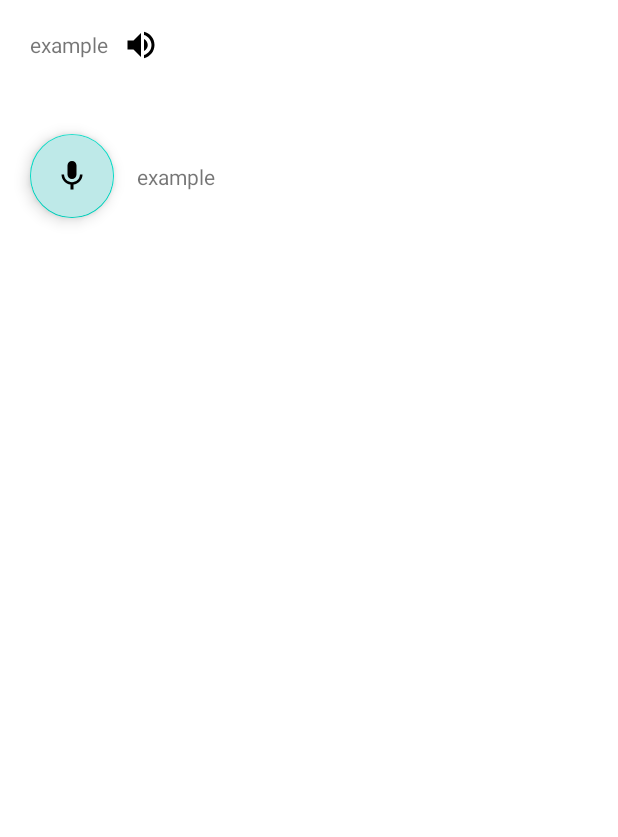
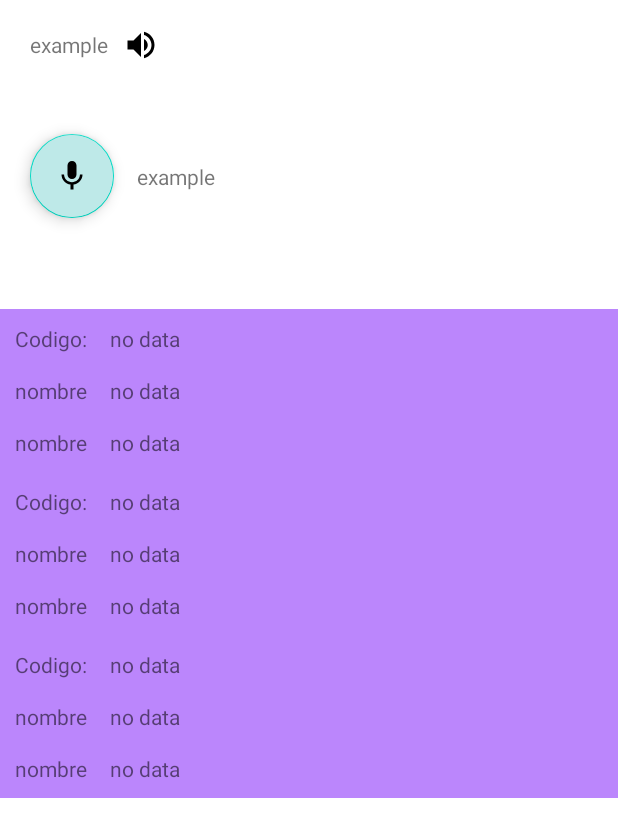
Before and after one commit to aggus011/Pruebas, an Android app: the layout fragment_home.xml on its own in the app's theme, with its tools: preview values and no code run, on a phone screen of 412 x 824 dp. Shown: the top 837 px of the screen. Run offline under Robolectric (Android 15) with nearby library versions, the phone set to English and light mode, and no system bars.

```diff
--- a/app/src/main/AndroidManifest.xml
+++ b/app/src/main/AndroidManifest.xml
@@ -1,7 +1,7 @@
 <?xml version="1.0" encoding="utf-8"?>
 <manifest xmlns:android="http://schemas.android.com/apk/res/android"
     xmlns:tools="http://schemas.android.com/tools"
-    package="ar.edu.unalm.pruebaspeechtotext">
+    package="ar.edu.unalm.pruebas">
 
     <uses-permission android:name="android.permission.INTERNET" />
     <application
@@ -15,7 +15,7 @@
         android:theme="@style/Theme.PruebaSpeechToText"
         tools:targetApi="31">
         <activity
-            android:name=".MainActivity"
+            android:name="ar.edu.unalm.pruebas.MainActivity"
             android:exported="true">
             <intent-filter>
                 <action android:name="android.intent.action.MAIN" />
--- a/app/src/main/java/ar/edu/unalm/pruebaspeechtotext/MainActivity.kt
+++ b/app/src/main/java/ar/edu/unalm/pruebas/MainActivity.kt
@@ -1,8 +1,8 @@
-package ar.edu.unalm.pruebaspeechtotext
+package ar.edu.unalm.pruebas
 
 import androidx.appcompat.app.AppCompatActivity
 import android.os.Bundle
-import ar.edu.unalm.pruebaspeechtotext.R
+import ar.edu.unalm.pruebas.R
 
 class MainActivity : AppCompatActivity() {
     override fun onCreate(savedInstanceState: Bundle?) {
--- a/app/src/main/java/ar/edu/unalm/pruebaspeechtotext/entities/Language.kt
+++ b/app/src/main/java/ar/edu/unalm/pruebas/entities/Language.kt
@@ -1,4 +1,4 @@
-package ar.edu.unalm.pruebaspeechtotext.entities
+package ar.edu.unalm.pruebas.entities
 
 data class Language(
     val language_id: Int,
--- a/app/src/main/java/ar/edu/unalm/pruebaspeechtotext/room/network/ApiService.kt
+++ b/app/src/main/java/ar/edu/unalm/pruebas/room/network/ApiService.kt
@@ -1,6 +1,6 @@
-package ar.edu.unalm.pruebaspeechtotext.room.network
+package ar.edu.unalm.pruebas.room.network
 
-import ar.edu.unalm.pruebaspeechtotext.entities.Language
+import ar.edu.unalm.pruebas.entities.Language
 import retrofit2.Response
 import retrofit2.http.GET
 
--- a/app/src/main/java/ar/edu/unalm/pruebaspeechtotext/room/network/Constants.kt
+++ b/app/src/main/java/ar/edu/unalm/pruebas/room/network/Constants.kt
@@ -1,3 +1,3 @@
-package ar.edu.unalm.pruebaspeechtotext.room.network
+package ar.edu.unalm.pruebas.room.network
 
 internal val API_KEY = "20230418130730-fQaj7AdeKhp-67524"
--- a/app/src/main/java/ar/edu/unalm/pruebaspeechtotext/room/network/FluentAPI.kt
+++ b/app/src/main/java/ar/edu/unalm/pruebas/room/network/FluentAPI.kt
@@ -1,4 +1,4 @@
-package ar.edu.unalm.pruebaspeechtotext.room.network
+package ar.edu.unalm.pruebas.room.network
 
 import okhttp3.OkHttpClient
 import retrofit2.Retrofit
--- a/app/src/main/java/ar/edu/unalm/pruebaspeechtotext/room/network/KeyInterceptor.kt
+++ b/app/src/main/java/ar/edu/unalm/pruebas/room/network/KeyInterceptor.kt
@@ -1,4 +1,4 @@
-package ar.edu.unalm.pruebaspeechtotext.room.network
+package ar.edu.unalm.pruebas.room.network
 
 import okhttp3.Interceptor
 import okhttp3.Response
--- a/app/src/main/java/ar/edu/unalm/pruebaspeechtotext/room/repository/LanguageRepository.kt
+++ b/app/src/main/java/ar/edu/unalm/pruebas/room/repository/LanguageRepository.kt
@@ -1,7 +1,7 @@
-package ar.edu.unalm.pruebaspeechtotext.room.repository
+package ar.edu.unalm.pruebas.room.repository
 
-import ar.edu.unalm.pruebaspeechtotext.entities.Language
-import ar.edu.unalm.pruebaspeechtotext.room.network.FluentAPI
+import ar.edu.unalm.pruebas.entities.Language
+import ar.edu.unalm.pruebas.room.network.FluentAPI
 import javax.inject.Inject
 
 class LanguageRepository @Inject constructor() {
--- a/app/src/main/java/ar/edu/unalm/pruebaspeechtotext/room/viewmodel/LanguageViewModel.kt
+++ b/app/src/main/java/ar/edu/unalm/pruebas/room/viewmodel/LanguageViewModel.kt
@@ -1,10 +1,10 @@
-package ar.edu.unalm.pruebaspeechtotext.room.viewmodel
+package ar.edu.unalm.pruebas.room.viewmodel
 
 import android.util.Log
 import androidx.lifecycle.MutableLiveData
 import androidx.lifecycle.ViewModel
-import ar.edu.unalm.pruebaspeechtotext.entities.Language
-import ar.edu.unalm.pruebaspeechtotext.room.repository.LanguageRepository
+import ar.edu.unalm.pruebas.entities.Language
+import ar.edu.unalm.pruebas.room.repository.LanguageRepository
 import kotlinx.coroutines.CoroutineScope
 import kotlinx.coroutines.Dispatchers
 import kotlinx.coroutines.launch
--- a/app/src/main/res/layout/fragment_home.xml
+++ b/app/src/main/res/layout/fragment_home.xml
@@ -52,12 +52,15 @@
 
     <androidx.recyclerview.widget.RecyclerView
         android:id="@+id/language_rv"
-        android:layout_width="wrap_content"
+        android:layout_width="match_parent"
         android:layout_height="wrap_content"
         android:layout_marginTop="50dp"
+        app:layout_constraintBottom_toBottomOf="parent"
+        app:layout_constraintEnd_toEndOf="parent"
+        app:layout_constraintHorizontal_bias="0.0"
+        app:layout_constraintStart_toStartOf="parent"
         app:layout_constraintTop_toBottomOf="@id/microphoneButton"
-        app:layout_constraintBottom_toBottomOf="parent"
-        app:layout_constraintStart_toStartOf="parent"
-        app:layout_constraintEnd_toEndOf="parent"/>
+        app:layout_constraintVertical_bias="0.035"
+        tools:listitem="@layout/item_language" />
 
 </androidx.constraintlayout.widget.ConstraintLayout>
--- /dev/null
+++ b/app/src/main/res/layout/item_language.xml
@@ -0,0 +1,64 @@
+<?xml version="1.0" encoding="utf-8"?>
+<androidx.constraintlayout.widget.ConstraintLayout xmlns:android="http://schemas.android.com/apk/res/android"
+    android:layout_width="match_parent"
+    android:layout_height="wrap_content"
+    android:layout_gravity="center"
+    android:padding="10dp"
+    android:background="@color/purple_200"
+    xmlns:app="http://schemas.android.com/apk/res-auto">
+
+    <TextView
+        android:id="@+id/staticCodigo"
+        android:layout_width="wrap_content"
+        android:layout_height="wrap_content"
+        app:layout_constraintTop_toTopOf="parent"
+        app:layout_constraintStart_toStartOf="parent"
+        android:text="@string/codigo"/>
+    <TextView
+        android:id="@+id/codigoText"
+        android:layout_width="wrap_content"
+        android:layout_height="wrap_content"
+        android:layout_marginStart="15dp"
+        android:text="@string/no_data"
+        app:layout_constraintTop_toTopOf="parent"
+        app:layout_constraintStart_toEndOf="@id/staticCodigo"/>
+
+    <TextView
+        android:id="@+id/staticName"
+        android:layout_width="wrap_content"
+        android:layout_height="wrap_content"
+        android:layout_marginTop="15dp"
+        app:layout_constraintTop_toBottomOf="@+id/staticCodigo"
+        app:layout_constraintStart_toStartOf="parent"
+        android:text="@string/name"/>
+
+    <TextView
+        android:id="@+id/nameText"
+        android:layout_width="wrap_content"
+        android:layout_height="wrap_content"
+        android:layout_marginStart="15dp"
+        android:layout_marginTop="15dp"
+        android:text="@string/no_data"
+        app:layout_constraintTop_toBottomOf="@id/codigoText"
+        app:layout_constraintStart_toEndOf="@id/staticName"/>
+
+    <TextView
+        android:id="@+id/staticVoice"
+        android:layout_width="wrap_content"
+        android:layout_height="wrap_content"
+        android:layout_marginTop="15dp"
+        app:layout_constraintTop_toBottomOf="@+id/staticName"
+        app:layout_constraintStart_toStartOf="parent"
+        android:text="@string/name"/>
+
+    <TextView
+        android:id="@+id/voiceText"
+        android:layout_width="wrap_content"
+        android:layout_height="wrap_content"
+        android:layout_marginStart="15dp"
+        android:layout_marginTop="15dp"
+        android:text="@string/no_data"
+        app:layout_constraintTop_toBottomOf="@id/nameText"
+        app:layout_constraintStart_toEndOf="@id/staticVoice"/>
+
+</androidx.constraintlayout.widget.ConstraintLayout>
--- a/app/src/main/res/navigation/main_flow_nav.xml
+++ b/app/src/main/res/navigation/main_flow_nav.xml
@@ -7,7 +7,7 @@
 
     <fragment
         android:id="@+id/homeFragment"
-        android:name="ar.edu.unalm.pruebaspeechtotext.fragments.HomeFragment"
+        android:name="ar.edu.unalm.pruebas.fragments.HomeFragment"
         android:label="fragment_home"
         tools:layout="@layout/fragment_home" />
 </navigation>
--- a/app/src/main/res/values/strings.xml
+++ b/app/src/main/res/values/strings.xml
@@ -1,4 +1,7 @@
 <resources>
     <string name="app_name">pruebaSpeechToText</string>
     <string name="example">example</string>
+    <string name="codigo">Codigo:</string>
+    <string name="no_data">no data</string>
+    <string name="name">nombre</string>
 </resources>
```
Also changed, not shown: app/build.gradle (+8 -4 lines), app/src/main/java/ar/edu/unalm/pruebas/fragments/HomeFragment.kt (renamed from app/src/main/java/ar/edu/unalm/pruebaspeechtotext/fragments/HomeFragment.kt, +7 -3 lines), app/src/main/java/ar/edu/unalm/pruebas/presentation/diffutil/LanguageAdapter.kt (added, +38 -0 lines), app/src/main/java/ar/edu/unalm/pruebaspeechtotext/presentation/diffutil/LanguageAdapter.kt (deleted, +0 -31 lines), 4 other files.
